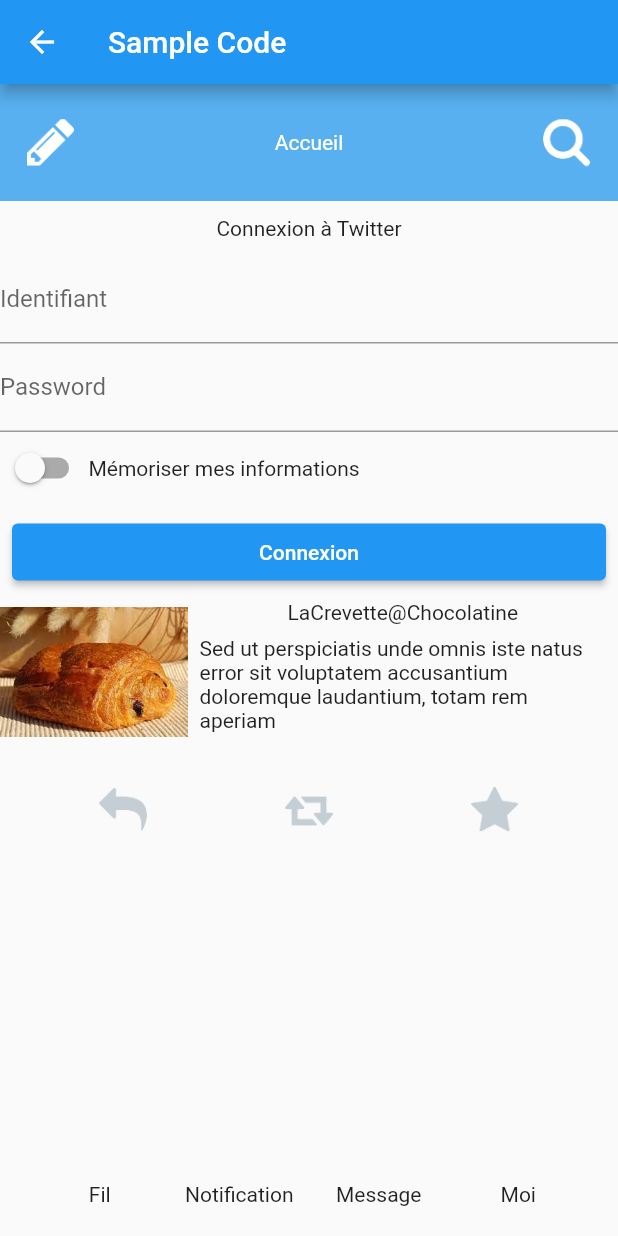
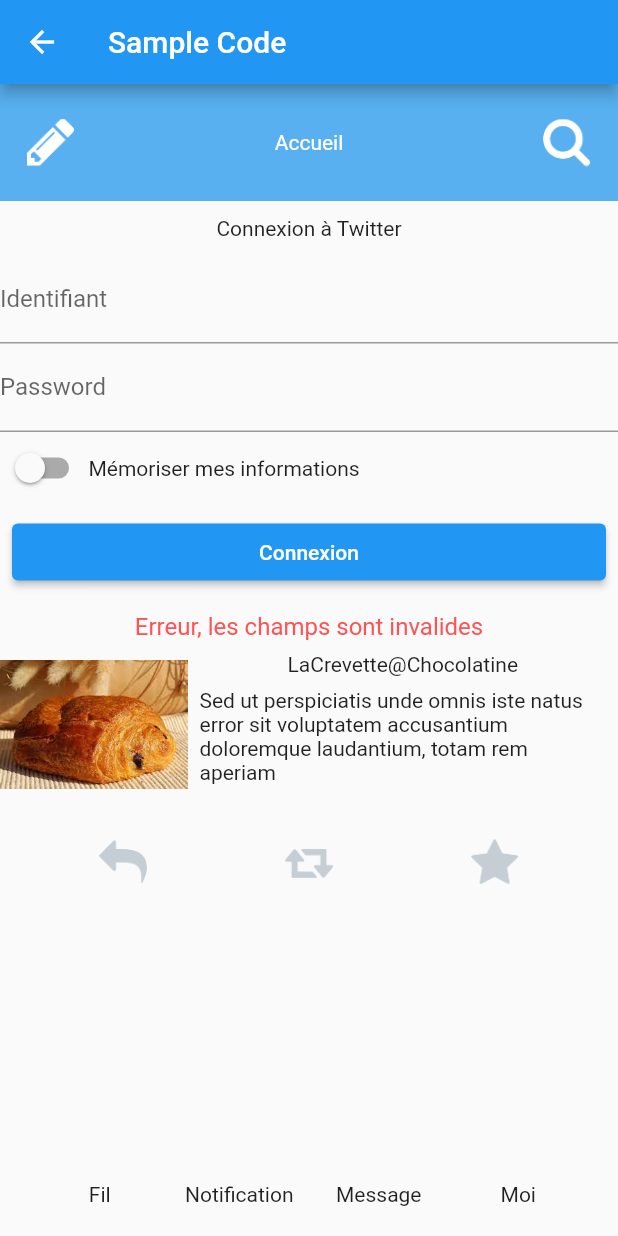
Before and after one commit to Chocolaterie/EniFlutterHCDA091, a Flutter app: the EniDemoPage screen opened directly, after a tap on "Connexion", on a phone screen of 412 x 824 dp. Run offline on Flutter 3.47's test engine with Material 2 defaults, Android fonts, the phone set to English and light mode, and no system bars.

Commit message:
Demo form

```diff
--- a/lib/components/login-form.dart
+++ b/lib/components/login-form.dart
@@ -1,6 +1,51 @@
 import 'package:flutter/material.dart';
 
-class LoginForm extends StatelessWidget {
+class LoginForm extends StatefulWidget {
+  @override
+  State<LoginForm> createState() {
+    return LoginFormState();
+  }
+}
+
+class LoginFormState extends State<LoginForm> {
+  // propriétés
+  String errorMessage = "";
+
+  // Le binding des deux champs saisies (email et password)
+  TextEditingController emailTEC = TextEditingController();
+  TextEditingController passwordTEC = TextEditingController();
+
+  // la méthode pour faire le traitement
+  void surfaceControl() {
+    // par défaut pas d'erreur
+    bool success = true;
+
+    // Verifier si aucun champs n'est vide
+    if (emailTEC.text.isEmpty) {
+      // error
+      success = false;
+    }
+    // Verifier si aucun champs n'est vide
+    if (passwordTEC.text.isEmpty) {
+      // error
+      success = false;
+    }
+
+    // Si il y'a au moins une erreur
+    setState(() {
+      // Si tout va bien aucun message d'erreur
+      if (success) {
+        errorMessage = "";
+      }
+      // Sinon message d'erreur
+      else {
+        errorMessage = "Erreur, les champs sont invalides";
+      }
+      // Version ternaire
+      // errorMessage = success ? "" : "Erreur, les champs sont invalides";
+    });
+  }
+
   @override
   Widget build(BuildContext context) {
     return Flex(
@@ -11,13 +56,15 @@ class LoginForm extends StatelessWidget {
           child: Text("Connexion à Twitter"),
         ),
 
-        const TextField(
-          decoration: InputDecoration(labelText: "Identifiant"),
+        TextField(
+          controller: emailTEC,
+          decoration: const InputDecoration(labelText: "Identifiant"),
         ),
 
-        const TextField(
+        TextField(
+          controller: passwordTEC,
           obscureText: true,
-          decoration: InputDecoration(labelText: "Password"),
+          decoration: const InputDecoration(labelText: "Password"),
         ),
 
         // Attention une ligne qui va afficher horizontalement deux telements
@@ -35,11 +82,22 @@ class LoginForm extends StatelessWidget {
           child: SizedBox(
               width: double.infinity,
               child: ElevatedButton(
-                  onPressed: () {},
-                  child: Padding(
+                  onPressed: () {
+                    surfaceControl();
+                  },
+                  child: const Padding(
                     padding: EdgeInsets.symmetric(vertical: 11.0),
                     child: Text("Connexion"),
                   ))),
+        ),
+
+        // Affichera le message d'erreur
+        Padding(
+          padding: const EdgeInsets.all(8.0),
+          child: Text(
+            errorMessage,
+            style: const TextStyle(color: Colors.redAccent, fontSize: 16),
+          ),
         )
       ],
     );
--- a/lib/main.dart
+++ b/lib/main.dart
@@ -1,3 +1,4 @@
+import 'package:eni_demo/pages/demo-form.dart';
 import 'package:eni_demo/pages/demo-listview-page.dart';
 import 'package:eni_demo/pages/demo-stateful-widget-page.dart';
 import 'package:eni_demo/pages/demo-widget.dart';
@@ -21,7 +22,7 @@ class MyApp extends StatelessWidget {
         primarySwatch: Colors.blue,
       ),
       // Page d'accueil
-      home: DemoStatefulPage(),
+      home: DemoFormStatefulPage(),
     );
   }
 }
```
Also changed, not shown: lib/helper/custom-validator.dart (added, +18 -0 lines), lib/pages/demo-form.dart (added, +72 -0 lines).
